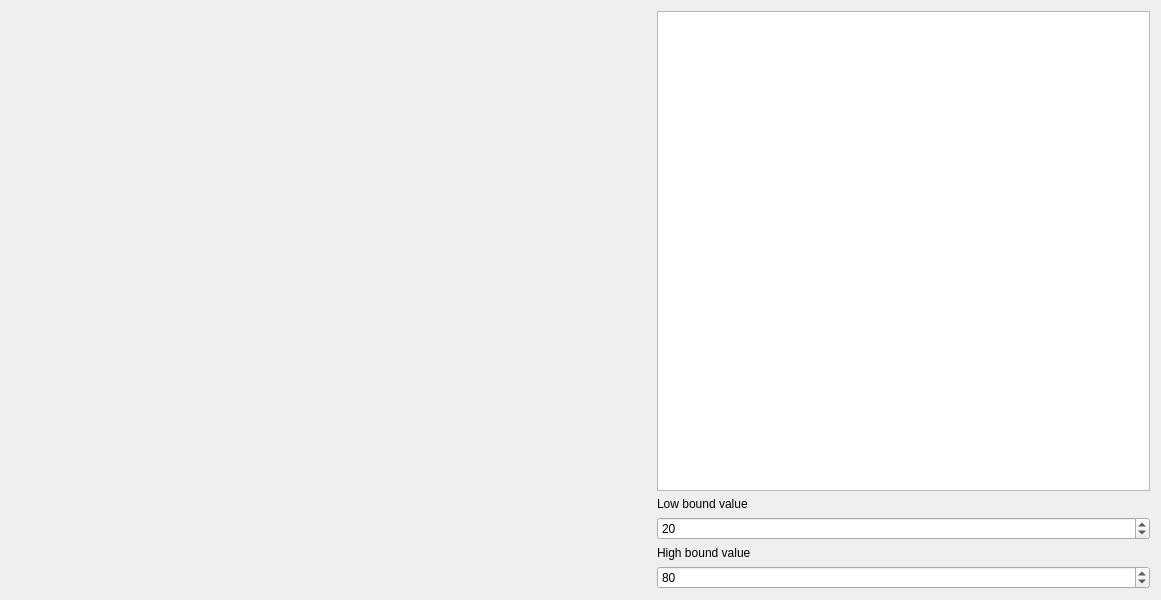
raiv-toulouse/raiv-research, file src/node_visu_prediction.ui: the form before one commit.
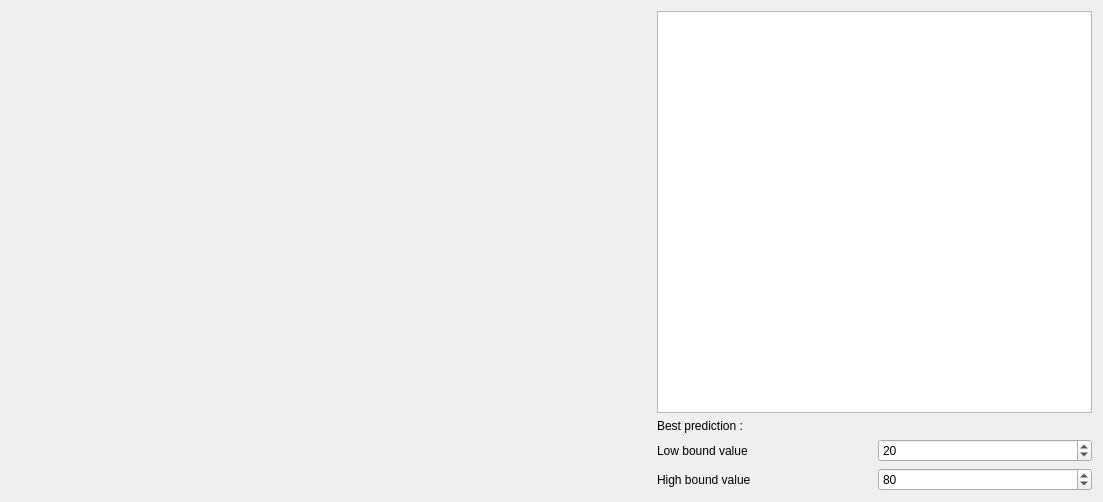
The form after the commit. Custom widgets are drawn as their Qt base class.

```diff
--- a/src/node_visu_prediction.ui
+++ b/src/node_visu_prediction.ui
@@ -6,14 +6,14 @@
    <rect>
     <x>0</x>
     <y>0</y>
-    <width>1161</width>
-    <height>600</height>
+    <width>1103</width>
+    <height>498</height>
    </rect>
   </property>
   <property name="windowTitle">
    <string>Visualization of predictions</string>
   </property>
-  <layout class="QHBoxLayout" name="horizontalLayout">
+  <layout class="QHBoxLayout" name="horizontalLayout_2">
    <item>
     <widget class="QLabel" name="lbl_image">
      <property name="minimumSize">
@@ -33,13 +33,26 @@
       <widget class="MplWidget" name="gv_plot"/>
      </item>
      <item>
-      <widget class="QLabel" name="label_2">
+      <layout class="QHBoxLayout" name="horizontalLayout">
+       <item>
+        <widget class="QLabel" name="label">
        <property name="text">
-        <string>Low bound value</string>
+          <string>Best prediction : </string>
        </property>
       </widget>
      </item>
      <item>
+        <widget class="QLabel" name="lbl_best_pred">
+         <property name="text">
+          <string/>
+         </property>
+        </widget>
+       </item>
+      </layout>
+     </item>
+     <item>
+      <layout class="QGridLayout" name="gridLayout">
+       <item row="0" column="1">
       <widget class="QSpinBox" name="sb_low">
        <property name="specialValueText">
         <string/>
@@ -55,14 +68,14 @@
        </property>
       </widget>
      </item>
-     <item>
-      <widget class="QLabel" name="label_3">
+       <item row="0" column="0">
+        <widget class="QLabel" name="label_2">
        <property name="text">
-        <string>High bound value</string>
+          <string>Low bound value</string>
        </property>
       </widget>
      </item>
-     <item>
+       <item row="1" column="1">
       <widget class="QSpinBox" name="sb_high">
        <property name="singleStep">
         <number>10</number>
@@ -71,6 +84,15 @@
         <number>80</number>
        </property>
       </widget>
+       </item>
+       <item row="1" column="0">
+        <widget class="QLabel" name="label_3">
+         <property name="text">
+          <string>High bound value</string>
+         </property>
+        </widget>
+       </item>
+      </layout>
      </item>
     </layout>
    </item>
```
Lines whose indentation alone changed are shown as unchanged.
